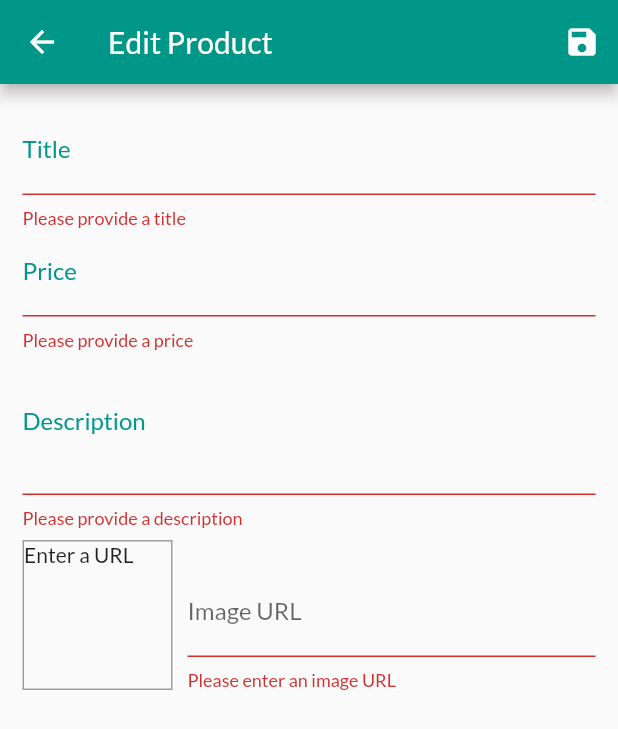
After one commit to riyashah22/shop_app, a Flutter app: the EditProductScreen screen opened by its route, after a tap on the "save" icon, on a phone screen of 412 x 824 dp. The commit adds this screen. Shown: the top 729 px of the screen. Run offline on Flutter 3.47's test engine with Material 2 defaults, Android fonts, the phone set to English and light mode, and no system bars; network calls fail.

Commit message:
validator

```diff
--- a/lib/main.dart
+++ b/lib/main.dart
@@ -3,6 +3,7 @@ import 'package:shop_app/providers/cart.dart';
 import 'package:shop_app/providers/orders.dart';
 import 'package:shop_app/providers/products_provider.dart';
 import 'package:shop_app/screens/cart_screen.dart';
+import 'package:shop_app/screens/edit_product_screen.dart';
 import 'package:shop_app/screens/order_screen.dart';
 import 'package:shop_app/screens/product_detail_screen.dart';
 import 'package:shop_app/screens/product_overview_screen.dart';
@@ -40,24 +41,25 @@ class MyApp extends StatelessWidget {
           CartScreen.routeName: (ctx) => CartScreen(),
           OrderScreen.routeName: (ctx) => OrderScreen(),
           UserProductScreen.routeName: (ctx) => UserProductScreen(),
+          EditProductScreen.routeName: (ctx) => EditProductScreen(),
         },
       ),
     );
   }
 }
 
-class MyHomePage extends StatelessWidget {
-  const MyHomePage({super.key});
+// class MyHomePage extends StatelessWidget {
+//   const MyHomePage({super.key});
 
-  @override
-  Widget build(BuildContext context) {
-    return Scaffold(
-      appBar: AppBar(
-        title: Text('MyShop'),
-      ),
-      body: const Center(
-        child: Text('Let\'s build a shop'),
-      ),
-    );
-  }
-}
+//   @override
+//   Widget build(BuildContext context) {
+//     return Scaffold(
+//       appBar: AppBar(
+//         title: Text('MyShop'),
+//       ),
+//       body: const Center(
+//         child: Text('Let\'s build a shop'),
+//       ),
+//     );
+//   }
+//}
--- /dev/null
+++ b/lib/screens/edit_product_screen.dart
@@ -0,0 +1,245 @@
+import 'package:flutter/material.dart';
+import 'package:shop_app/providers/product.dart';
+
+class EditProductScreen extends StatefulWidget {
+  const EditProductScreen({super.key});
+  static const routeName = '/edit-product';
+
+  @override
+  State<EditProductScreen> createState() => _EditProductScreenState();
+}
+
+class _EditProductScreenState extends State<EditProductScreen> {
+  final _priceFocusNode = FocusNode();
+  final _descriptionFocusNode = FocusNode();
+  final _imageUrlFocusNode = FocusNode();
+  final _imageUrlController = TextEditingController();
+  final _form = GlobalKey<FormState>();
+  var _editedProduct = Product(
+    id: '',
+    title: '',
+    description: '',
+    price: 0,
+    imageUrl: '',
+  );
+
+  @override
+  void initState() {
+    _imageUrlFocusNode.addListener(_updateImageUrl);
+    super.initState();
+  }
+
+  void _updateImageUrl() {
+    setState(() {
+      if (!_imageUrlFocusNode.hasFocus) {
+        if ((!_imageUrlController.text.startsWith('http') &&
+                !_imageUrlController.text.startsWith('https')) ||
+            (!_imageUrlController.text.endsWith('.png') &&
+                !_imageUrlController.text.endsWith('.jpg') &&
+                !_imageUrlController.text.endsWith('.jpeg'))) {
+          return;
+        }
+        if (_imageUrlController.text.isEmpty) {
+          _imageUrlController.clear();
+        }
+      }
+    });
+  }
+
+  void _saveForm() {
+    final isValid = _form.currentState!.validate();
+    if (!isValid) {
+      return;
+    }
+    _form.currentState!.save();
+    print(_editedProduct.title);
+    print(_editedProduct.description);
+    print(_editedProduct.imageUrl);
+    print(_editedProduct.price);
+  }
+
+  @override
+  void dispose() {
+    _imageUrlFocusNode.removeListener(_updateImageUrl);
+    _priceFocusNode.dispose();
+    _descriptionFocusNode.dispose();
+    _imageUrlFocusNode.dispose();
+    _imageUrlController.dispose();
+    super.dispose();
+  }
+
+  @override
+  Widget build(BuildContext context) {
+    return Scaffold(
+      appBar: AppBar(
+        title: Text('Edit Product'),
+        actions: [
+          IconButton(
+            onPressed: _saveForm,
+            icon: Icon(Icons.save),
+          )
+        ],
+        backgroundColor: Theme.of(context).primaryColor,
+      ),
+      body: Padding(
+        padding: const EdgeInsets.all(15.0),
+        child: Form(
+            key: _form,
+            child: ListView(
+              children: [
+                TextFormField(
+                  decoration: const InputDecoration(
+                    labelText: 'Title',
+                    labelStyle: TextStyle(
+                      color: Colors.teal,
+                    ),
+                  ),
+                  textInputAction: TextInputAction.next,
+                  onFieldSubmitted: (_) {
+                    FocusScope.of(context).requestFocus(_priceFocusNode);
+                  },
+                  onSaved: (val) {
+                    _editedProduct = Product(
+                        id: '',
+                        title: val as String,
+                        description: _editedProduct.description,
+                        price: _editedProduct.price,
+                        imageUrl: _editedProduct.imageUrl);
+                  },
+                  validator: (val) {
+                    if (val!.isEmpty) {
+                      return 'Please provide a title';
+                    }
+                    return null;
+                  },
+                ),
+                TextFormField(
+                  decoration: const InputDecoration(
+                    labelText: 'Price',
+                    labelStyle: TextStyle(
+                      color: Colors.teal,
+                    ),
+                  ),
+                  textInputAction: TextInputAction.next,
+                  onFieldSubmitted: (_) {
+                    FocusScope.of(context).requestFocus(_descriptionFocusNode);
+                  },
+                  onSaved: (val) {
+                    _editedProduct = Product(
+                        id: '',
+                        title: _editedProduct.title,
+                        description: _editedProduct.description,
+                        price: double.parse(val as String),
+                        imageUrl: _editedProduct.imageUrl);
+                  },
+                  keyboardType: TextInputType.number,
+                  focusNode: _priceFocusNode,
+                  validator: (val) {
+                    if (val!.isEmpty) {
+                      return 'Please provide a price';
+                    }
+                    if (double.tryParse(val) == null) {
+                      return 'Please enter a valid number.';
+                    }
+                    if (double.parse(val) <= 0) {
+                      return 'Please enter the number greater than zero.';
+                    }
+                    return null;
+                  },
+                ),
+                TextFormField(
+                  decoration: const InputDecoration(
+                    labelText: 'Description',
+                    labelStyle: TextStyle(
+                      color: Colors.teal,
+                    ),
+                  ),
+                  maxLines: 3,
+                  focusNode: _descriptionFocusNode,
+                  keyboardType: TextInputType.multiline,
+                  onSaved: (val) {
+                    _editedProduct = Product(
+                        id: '',
+                        title: _editedProduct.title,
+                        description: val as String,
+                        price: _editedProduct.price,
+                        imageUrl: _editedProduct.imageUrl);
+                  },
+                  validator: (val) {
+                    if (val!.isEmpty) {
+                      return 'Please provide a description';
+                    }
+                    if (val.length < 10) {
+                      return 'It should be atleast more than 10 characters';
+                    }
+                    return null;
+                  },
+                ),
+                Row(
+                  crossAxisAlignment: CrossAxisAlignment.end,
+                  children: [
+                    Container(
+                      width: 100,
+                      height: 100,
+                      margin: const EdgeInsets.only(
+                        right: 10,
+                        top: 8,
+                      ),
+                      decoration: BoxDecoration(
+                        border: Border.all(
+                          width: 1,
+                          color: Colors.grey,
+                        ),
+                      ),
+                      child: _imageUrlController.text.isEmpty
+                          ? Text('Enter a URL')
+                          : FittedBox(
+                              child: Image.network(
+                                _imageUrlController.text,
+                                fit: BoxFit.cover,
+                              ),
+                            ),
+                    ),
+                    Expanded(
+                      child: TextFormField(
+                        decoration: InputDecoration(labelText: 'Image URL'),
+                        keyboardType: TextInputType.url,
+                        textInputAction: TextInputAction.done,
+                        controller: _imageUrlController,
+                        focusNode: _imageUrlFocusNode,
+                        onFieldSubmitted: (_) {
+                          _saveForm();
+                        },
+                        onSaved: (val) {
+                          _editedProduct = Product(
+                              id: '',
+                              title: _editedProduct.title,
+                              description: _editedProduct.description,
+                              price: _editedProduct.price,
+                              imageUrl: val as String);
+                        },
+                        validator: (val) {
+                          if (val!.isEmpty) {
+                            return 'Please enter an image URL';
+                          }
+                          if (!val.startsWith('http') &&
+                              !val.startsWith('https')) {
+                            return 'Please enter a valid URL';
+                          }
+                          if (val.endsWith('.png') &&
+                              val.endsWith('.jpg') &&
+                              val.endsWith('.jpeg')) {
+                            return 'Please neter a valid image URL';
+                          }
+                          return null;
+                        },
+                      ),
+                    ),
+                  ],
+                ),
+              ],
+            )),
+      ),
+    );
+  }
+}
--- a/lib/screens/user_product_screen.dart
+++ b/lib/screens/user_product_screen.dart
@@ -1,6 +1,7 @@
 import 'package:flutter/material.dart';
 import 'package:provider/provider.dart';
 import 'package:shop_app/providers/products_provider.dart';
+import 'package:shop_app/screens/edit_product_screen.dart';
 import 'package:shop_app/widgets/app_drawer.dart';
 import 'package:shop_app/widgets/product_grid.dart';
 import 'package:shop_app/widgets/user_product_item.dart';
@@ -19,7 +20,7 @@ class UserProductScreen extends StatelessWidget {
           IconButton(
             icon: const Icon(Icons.add),
             onPressed: () {
-              // ...
+              Navigator.of(context).pushNamed(EditProductScreen.routeName);
             },
           ),
         ],
```
